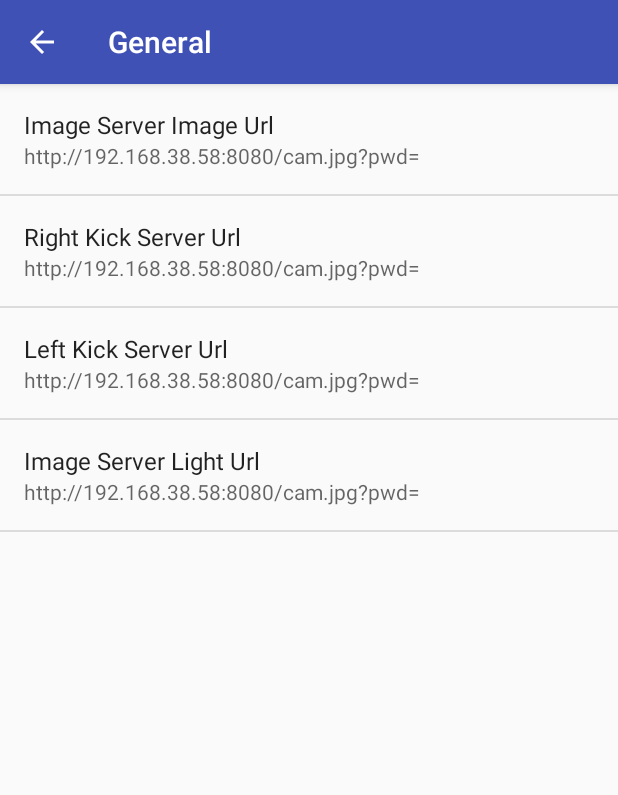
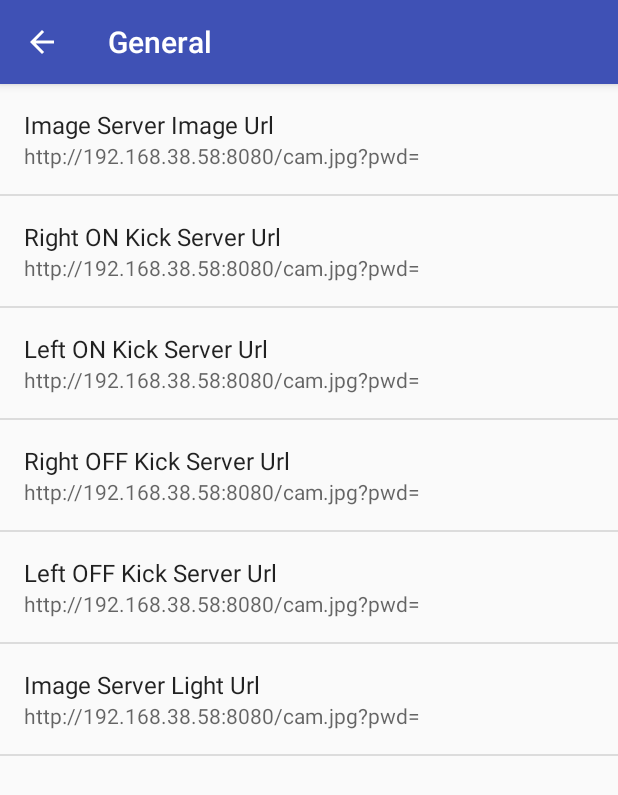
Before and after one commit to ABS104a/AndroidSubmarineClient, an Android app: the SettingsActivity screen opened directly, with no data from a screen before it, after a tap on "General", on a phone screen of 412 x 824 dp. Shown: the top 795 px of the screen. Run offline under Robolectric (Android 15) with nearby library versions, the phone set to English and light mode, and no system bars.

Commit message:
動作のオンオフに対応

```diff
--- a/app/src/main/java/com/abs104a/client/androidsubmarine/SettingsActivity.java
+++ b/app/src/main/java/com/abs104a/client/androidsubmarine/SettingsActivity.java
@@ -181,6 +181,8 @@ public class SettingsActivity extends AppCompatPreferenceActivity {
             bindPreferenceSummaryToValue(findPreference(this.getString(R.string.server_url_right_string)));
             bindPreferenceSummaryToValue(findPreference(this.getString(R.string.server_url_left_string)));
             bindPreferenceSummaryToValue(findPreference(this.getString(R.string.server_url_light_string)));
+            bindPreferenceSummaryToValue(findPreference(this.getString(R.string.server_url_left_off_string)));
+            bindPreferenceSummaryToValue(findPreference(this.getString(R.string.server_url_right_off_string)));
         }
 
         @Override
--- a/app/src/main/res/values/strings.xml
+++ b/app/src/main/res/values/strings.xml
@@ -18,8 +18,10 @@
 
     <string name="pref_title_image_display_name">Image Server Image Url</string>
     <string name="pref_title_light_display_name">Image Server Light Url</string>
-    <string name="pref_title_right_display_name">Right Kick Server Url</string>
-    <string name="pref_title_left_display_name">Left Kick Server Url</string>
+    <string name="pref_title_right_display_name">Right ON Kick Server Url</string>
+    <string name="pref_title_right_off_display_name">Right OFF Kick Server Url</string>
+    <string name="pref_title_left_display_name">Left ON Kick Server Url</string>
+    <string name="pref_title_left_off_display_name">Left OFF Kick Server Url</string>
     <string name="pref_default_display_name">http://192.168.38.58:8080/cam.jpg?pwd=</string>
 
     <string name="pref_title_add_friends_to_messages">Add friends to messages</string>
@@ -84,4 +86,6 @@
     <string name="server_url_right_string">server_right</string>
     <string name="server_url_left_string">server_left</string>
     <string name="server_url_light_string">server_light</string>
+    <string name="server_url_right_off_string">server_right_off</string>
+    <string name="server_url_left_off_string">server_left_off</string>
 </resources>
--- a/app/src/main/res/xml/pref_general.xml
+++ b/app/src/main/res/xml/pref_general.xml
@@ -34,6 +34,26 @@
         android:capitalize="words"
         android:defaultValue="@string/pref_default_display_name"
         android:inputType="textCapWords"
+        android:key="@string/server_url_right_off_string"
+        android:maxLines="1"
+        android:selectAllOnFocus="true"
+        android:singleLine="true"
+        android:title="@string/pref_title_right_off_display_name"/>
+
+    <EditTextPreference
+        android:capitalize="words"
+        android:defaultValue="@string/pref_default_display_name"
+        android:inputType="textCapWords"
+        android:key="@string/server_url_left_off_string"
+        android:maxLines="1"
+        android:selectAllOnFocus="true"
+        android:singleLine="true"
+        android:title="@string/pref_title_left_off_display_name"/>
+
+    <EditTextPreference
+        android:capitalize="words"
+        android:defaultValue="@string/pref_default_display_name"
+        android:inputType="textCapWords"
         android:key="@string/server_url_light_string"
         android:maxLines="1"
         android:selectAllOnFocus="true"
```
Also changed, not shown: app/src/main/java/com/abs104a/client/androidsubmarine/ImageService.java (+60 -6 lines), app/src/main/java/com/abs104a/client/androidsubmarine/StartActivity.java (+27 -7 lines).
